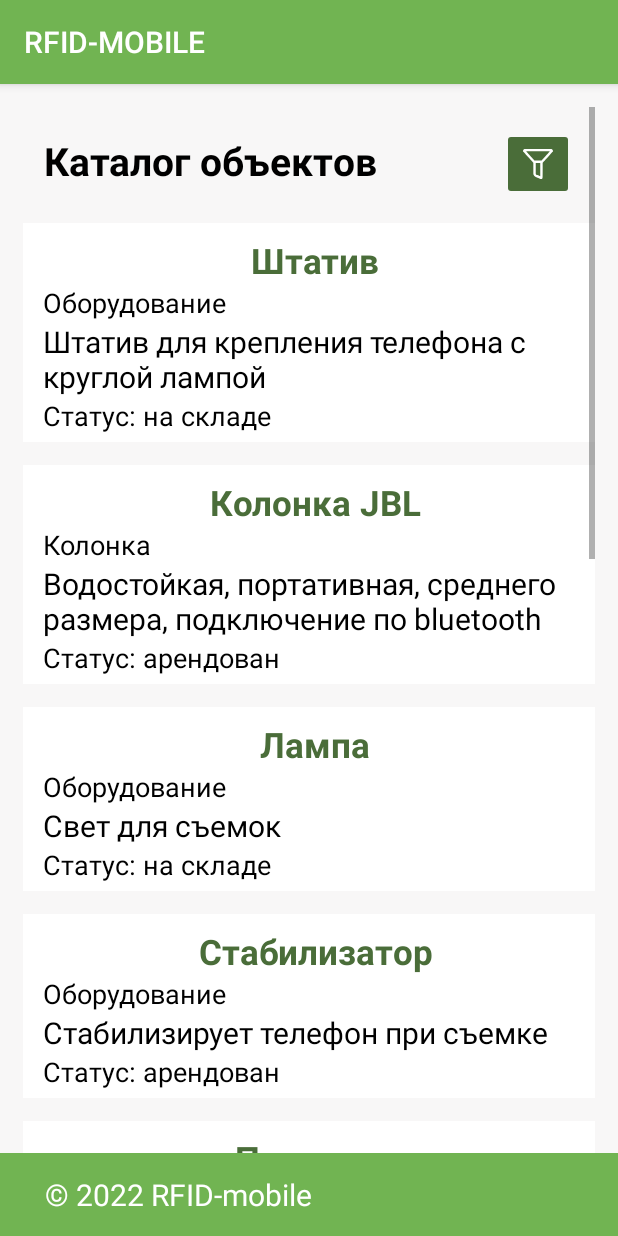
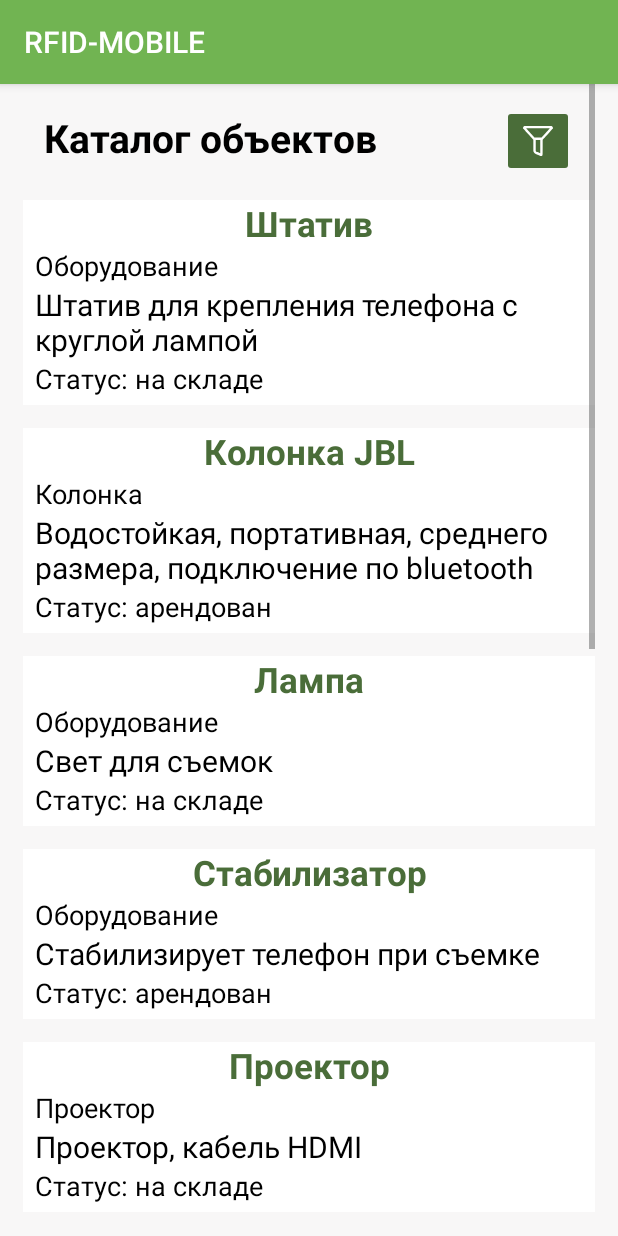
Before and after one commit to RusakovRodion/Rfid-mobile, an Android app: the screen it shows after launch (MainActivity), on a phone screen of 412 x 824 dp. Run offline under Robolectric (Android 15) with nearby library versions, the phone set to English and light mode, and no system bars.

Commit message:
Добавлена кликабельность объектов, удален футер, страничка объекта без кнопок

```diff
--- a/app/src/main/AndroidManifest.xml
+++ b/app/src/main/AndroidManifest.xml
@@ -7,6 +7,7 @@
         android:icon="@drawable/ic_logo"
         android:label="RFID-MOBILE"
         android:roundIcon="@drawable/ic_logo"
+        android:screenOrientation="portrait"
         android:supportsRtl="true"
         android:theme="@style/Theme.Rfidmobile">
         <activity
@@ -19,6 +20,11 @@
                 <category android:name="android.intent.category.LAUNCHER" />
             </intent-filter>
         </activity>
+        <activity
+            android:icon="@drawable/ic_logo"
+            android:name=".ObjectActivity"
+            android:exported="true">
+        </activity>
     </application>
 
 </manifest>
--- /dev/null
+++ b/app/src/main/java/com/example/rfid_mobile/Logic.java
@@ -0,0 +1,45 @@
+package com.example.rfid_mobile;
+
+import java.util.ArrayList;
+import java.util.List;
+
+public class Logic {
+
+    public static List<ObjectClass> getObjects() {
+        ArrayList<ObjectClass> objects = new ArrayList<>();
+        //TODO Тут была проверка на нулевой список objects, но он всегда пустой :Ъ я убрал.
+        objects.add(new ObjectClass(0, "Штатив", "Штатив для крепления телефона с круглой лампой", true, "Оборудование"));
+        objects.add(new ObjectClass(1, "Колонка JBL", "Водостойкая, портативная, среднего размера, подключение по bluetooth", false, "Колонка"));
+        objects.add(new ObjectClass(2, "Лампа", "Свет для съемок", true, "Оборудование"));
+        objects.add(new ObjectClass(3, "Стабилизатор", "Стабилизирует телефон при съемке", false, "Оборудование"));
+        objects.add(new ObjectClass(4, "Проектор", "Проектор, кабель HDMI", true, "Проектор"));
+        objects.add(new ObjectClass(5, "Штатив2", "Штатив для крепления телефона с круглой лампой", true, "Оборудование"));
+        objects.add(new ObjectClass(6, "Колонка JBL2", "Водостойкая, портативная, среднего размера, подключение по bluetooth", false, "Колонка"));
+        objects.add(new ObjectClass(7, "Лампа2", "Свет для съемок", true, "Оборудование"));
+        objects.add(new ObjectClass(8, "Стабилизатор2", "Стабилизирует телефон при съемке", false, "Оборудование"));
+        objects.add(new ObjectClass(9, "Проектор2", "Проектор, кабель HDMI", true, "Проектор"));
+        objects.add(new ObjectClass(10, "Штатив3", "Штатив для крепления телефона с круглой лампой", true, "Оборудование"));
+        objects.add(new ObjectClass(11, "Колонка JBL3", "Водостойкая, портативная, среднего размера, подключение по bluetooth", false, "Колонка"));
+        objects.add(new ObjectClass(12, "Лампа3", "Свет для съемок", true, "Оборудование"));
+        objects.add(new ObjectClass(13, "Стабилизатор3", "Стабилизирует телефон при съемке", false, "Оборудование"));
+        objects.add(new ObjectClass(14, "Проектор3", "Проектор, кабель HDMI", true, "Проектор"));
+        objects.add(new ObjectClass(15, "Штатив4", "Штатив для крепления телефона с круглой лампой", true, "Оборудование"));
+        objects.add(new ObjectClass(16, "Колонка JBL4", "Водостойкая, портативная, среднего размера, подключение по bluetooth", false, "Колонка"));
+        objects.add(new ObjectClass(17, "Лампа4", "Свет для съемок", true, "Оборудование"));
+        objects.add(new ObjectClass(18, "Стабилизатор4", "Стабилизирует телефон при съемке", false, "Оборудование"));
+        objects.add(new ObjectClass(19, "Проектор4", "Проектор, кабель HDMI", true, "Проектор"));
+        objects.add(new ObjectClass(20, "Штатив5", "Штатив для крепления телефона с круглой лампой", true, "Оборудование"));
+
+        return objects;
+    }
+
+    public static ObjectClass getObjectById(Integer id) {
+        List<ObjectClass> objects = Logic.getObjects();
+        for (Integer i = 0; i < objects.size(); i++) {
+            if (objects.get(i).id == id) {
+                return objects.get(i);
+            }
+        }
+        return null;
+    }
+}
--- a/app/src/main/java/com/example/rfid_mobile/MainActivity.java
+++ b/app/src/main/java/com/example/rfid_mobile/MainActivity.java
@@ -2,12 +2,16 @@ package com.example.rfid_mobile;
 
 import androidx.appcompat.app.AppCompatActivity;
 
+import android.content.Intent;
 import android.text.Layout;
 import android.widget.ImageButton;
 import android.widget.ListView;
 import android.widget.Button;
 import android.view.View;
 import java.util.ArrayList;
+import java.util.List;
+
+import android.widget.AdapterView;
 import androidx.constraintlayout.widget.ConstraintLayout;
 import android.os.Bundle;
 import android.view.LayoutInflater;
@@ -24,30 +28,7 @@ public class MainActivity extends AppCompatActivity {
         super.onCreate(savedInstanceState);
         setContentView(R.layout.activity_main);
 
-        ArrayList<ObjectClass> objects = new ArrayList<>();
-        //TODO Тут была проверка на нулевой список objects, но он всегда пустой :Ъ я убрал.
-        objects.add(new ObjectClass(0, "Штатив", "Штатив для крепления телефона с круглой лампой", true, "Оборудование"));
-        objects.add(new ObjectClass(1, "Колонка JBL", "Водостойкая, портативная, среднего размера, подключение по bluetooth", false, "Колонка"));
-        objects.add(new ObjectClass(2, "Лампа", "Свет для съемок", true, "Оборудование"));
-        objects.add(new ObjectClass(3, "Стабилизатор", "Стабилизирует телефон при съемке", false, "Оборудование"));
-        objects.add(new ObjectClass(4, "Проектор", "Проектор, кабель HDMI", true, "Проектор"));
-        objects.add(new ObjectClass(5, "Штатив2", "Штатив для крепления телефона с круглой лампой", true, "Оборудование"));
-        objects.add(new ObjectClass(6, "Колонка JBL2", "Водостойкая, портативная, среднего размера, подключение по bluetooth", false, "Колонка"));
-        objects.add(new ObjectClass(7, "Лампа2", "Свет для съемок", true, "Оборудование"));
-        objects.add(new ObjectClass(8, "Стабилизатор2", "Стабилизирует телефон при съемке", false, "Оборудование"));
-        objects.add(new ObjectClass(9, "Проектор2", "Проектор, кабель HDMI", true, "Проектор"));
-        objects.add(new ObjectClass(10, "Штатив3", "Штатив для крепления телефона с круглой лампой", true, "Оборудование"));
-        objects.add(new ObjectClass(11, "Колонка JBL3", "Водостойкая, портативная, среднего размера, подключение по bluetooth", false, "Колонка"));
-        objects.add(new ObjectClass(12, "Лампа3", "Свет для съемок", true, "Оборудование"));
-        objects.add(new ObjectClass(13, "Стабилизатор3", "Стабилизирует телефон при съемке", false, "Оборудование"));
-        objects.add(new ObjectClass(14, "Проектор3", "Проектор, кабель HDMI", true, "Проектор"));
-        objects.add(new ObjectClass(15, "Штатив4", "Штатив для крепления телефона с круглой лампой", true, "Оборудование"));
-        objects.add(new ObjectClass(16, "Колонка JBL4", "Водостойкая, портативная, среднего размера, подключение по bluetooth", false, "Колонка"));
-        objects.add(new ObjectClass(17, "Лампа4", "Свет для съемок", true, "Оборудование"));
-        objects.add(new ObjectClass(18, "Стабилизатор4", "Стабилизирует телефон при съемке", false, "Оборудование"));
-        objects.add(new ObjectClass(19, "Проектор4", "Проектор, кабель HDMI", true, "Проектор"));
-        objects.add(new ObjectClass(20, "Штатив5", "Штатив для крепления телефона с круглой лампой", true, "Оборудование"));
-
+        List<ObjectClass> objects = Logic.getObjects();
         TOTAL_LIST_ITEMS = objects.size();
         TOTAL_PAGE_COUNT = TOTAL_LIST_ITEMS / NUM_ITEMS_PAGE + 1;
 
@@ -73,7 +54,19 @@ public class MainActivity extends AppCompatActivity {
         listView.addHeaderView(headerView);
         testDraw(currentPage, listView);
 
-        //TODO добавляем для списка слушатель
+        // слушатель выбора в списке
+        AdapterView.OnItemClickListener itemListener = new AdapterView.OnItemClickListener() {
+            @Override
+            public void onItemClick(AdapterView<?> parent, View v, int position, long id) {
+
+                // получаем выбранный пункт
+                ObjectClass selectedObject = (ObjectClass)parent.getItemAtPosition(position);
+                openObject(selectedObject);
+            }
+        };
+        listView.setOnItemClickListener(itemListener);
+
+
         Button leftButton = findViewById(R.id.leftButton);
         Button rightButton = findViewById(R.id.rightButton);
         ImageButton filterButton = findViewById(R.id.filterButton);
@@ -114,6 +107,12 @@ public class MainActivity extends AppCompatActivity {
         });
     }
 
+    void openObject(ObjectClass object) {
+        Intent intent = new Intent(this, ObjectActivity.class);
+        intent.putExtra("id", object.id);
+        startActivity(intent);
+    }
+
     void testDraw(int currentPage, ListView listView ){
         // создаем адаптер
         ObjectAdapter adapter = new ObjectAdapter(this,
--- a/app/src/main/res/drawable/transparent_bg_bordered.xml
+++ b/app/src/main/res/drawable/transparent_bg_bordered.xml
@@ -3,7 +3,7 @@
     <item>
         <shape android:shape="rectangle">
             <!-- background -->
-            <solid android:color="@color/back" />
+            <solid android:color="@color/white" />
             <!-- border -->
             <stroke android:width="2dp" android:color="@color/green" />
 
--- a/app/src/main/res/layout/activity_main.xml
+++ b/app/src/main/res/layout/activity_main.xml
@@ -5,7 +5,6 @@
     android:layout_width="match_parent"
     android:layout_height="match_parent"
     android:background="@color/back"
-    android:padding="0dp"
     tools:context=".MainActivity">
 
     <ListView
@@ -13,44 +12,15 @@
         android:layout_width="0dp"
         android:layout_height="0dp"
         android:layout_marginLeft="15dp"
-        android:layout_marginTop="15dp"
         android:layout_marginRight="15dp"
+        android:layout_marginBottom="15dp"
         android:divider="@color/back"
         android:dividerHeight="15dp"
         android:fadeScrollbars="false"
-        app:layout_constraintBottom_toTopOf="@+id/constraintLayout3"
+        app:layout_constraintBottom_toBottomOf="parent"
         app:layout_constraintHorizontal_bias="0.516"
         app:layout_constraintLeft_toLeftOf="parent"
         app:layout_constraintRight_toRightOf="parent"
         app:layout_constraintTop_toTopOf="parent" />
 
-    <androidx.constraintlayout.widget.ConstraintLayout
-        android:id="@+id/constraintLayout3"
-        android:layout_width="413dp"
-        android:layout_height="55dp"
-        android:layout_alignParentBottom="true"
-        android:accessibilityHeading="false"
-        android:addStatesFromChildren="false"
-        android:background="@color/whiteGreen"
-        android:backgroundTintMode="screen"
-        app:layout_constraintBottom_toBottomOf="parent"
-        app:layout_constraintEnd_toEndOf="parent"
-        app:layout_constraintHorizontal_bias="0.52"
-        app:layout_constraintStart_toStartOf="parent">
-
-
-        <TextView
-            android:id="@+id/textView"
-            android:layout_width="wrap_content"
-            android:layout_height="wrap_content"
-            android:layout_marginStart="30dp"
-            android:text="© 2022 RFID-mobile"
-            android:textColor="#FFFFFF"
-            android:textSize="20sp"
-            app:layout_constraintBottom_toBottomOf="parent"
-            app:layout_constraintStart_toStartOf="parent"
-            app:layout_constraintTop_toTopOf="parent"
-            tools:ignore="TextContrastCheck" />
-    </androidx.constraintlayout.widget.ConstraintLayout>
-
 </androidx.constraintlayout.widget.ConstraintLayout>
--- a/app/src/main/res/layout/object_mini.xml
+++ b/app/src/main/res/layout/object_mini.xml
@@ -3,17 +3,14 @@
     xmlns:app="http://schemas.android.com/apk/res-auto"
     android:layout_width="match_parent"
     android:layout_height="wrap_content"
-    android:background="@color/white"
-    android:padding="5dp">
+    android:paddingBottom="5dp"
+    android:background="@color/white">
 
     <TextView
         android:id="@+id/nameObject"
         android:layout_width="match_parent"
         android:layout_height="wrap_content"
-        android:layout_marginStart="8dp"
-        android:layout_marginTop="4dp"
         android:gravity="center"
-        android:text="Название"
         android:textAlignment="center"
         android:textColor="@color/green"
         android:textSize="23sp"
@@ -26,8 +23,7 @@
         android:id="@+id/categoryObject"
         android:layout_width="0dp"
         android:layout_height="wrap_content"
-        android:layout_marginStart="8dp"
-        android:text="Категория"
+        android:layout_marginHorizontal="8dp"
         android:textColor="@color/black"
         android:textSize="18sp"
         app:layout_constraintLeft_toRightOf="parent"
@@ -38,8 +34,7 @@
         android:id="@+id/descObject"
         android:layout_width="0dp"
         android:layout_height="wrap_content"
-        android:layout_marginStart="8dp"
-        android:text="Описание"
+        android:layout_marginHorizontal="8dp"
         android:textColor="@color/black"
         android:textSize="20sp"
         app:layout_constraintLeft_toLeftOf="parent"
@@ -51,8 +46,7 @@
         android:id="@+id/statusObject"
         android:layout_width="0dp"
         android:layout_height="wrap_content"
-        android:layout_marginStart="8dp"
-        android:text="Статус"
+        android:layout_marginHorizontal="8dp"
         android:textColor="@color/black"
         android:textSize="18sp"
         app:layout_constraintLeft_toRightOf="parent"
```
Also changed, not shown: app/src/main/java/com/example/rfid_mobile/ObjectActivity.java (added, +32 -0 lines), app/src/main/res/layout/activity_object.xml (added, +22 -0 lines).
